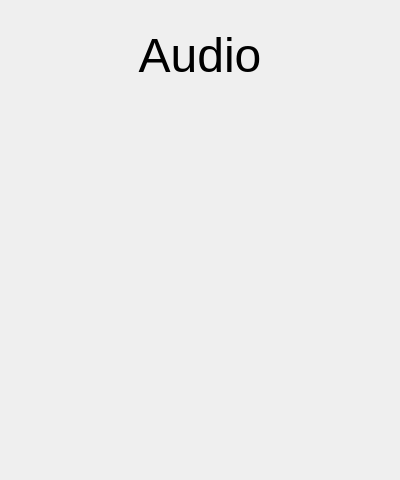
Above: JugendControllPanel/audio.ui from mvu/jugendprojekt before the change. Below: the same form after it.
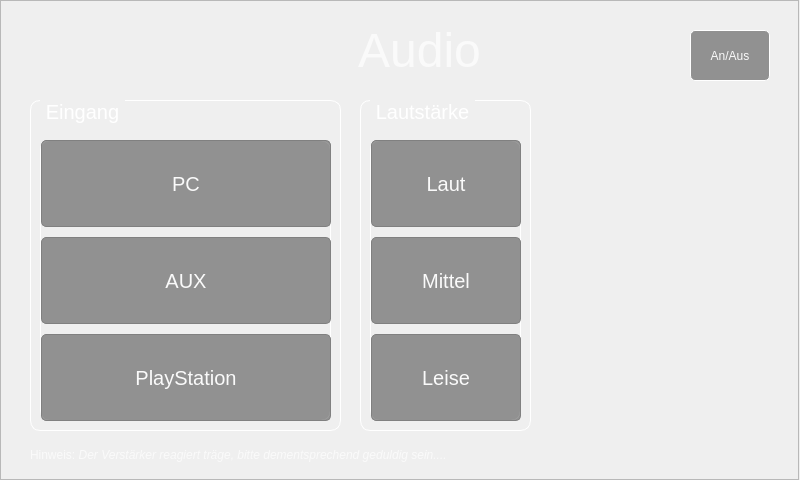
That is the form after the change. Icons and pictures are not drawn.

```diff
--- a/JugendControllPanel/audio.ui
+++ b/JugendControllPanel/audio.ui
@@ -6,20 +6,23 @@
    <rect>
     <x>0</x>
     <y>0</y>
-    <width>400</width>
+    <width>800</width>
     <height>480</height>
    </rect>
   </property>
   <property name="windowTitle">
    <string>Dialog</string>
   </property>
+  <property name="styleSheet">
+   <string notr="true">QGroupBox::title{subcontrol-origin:margin; left:10px; padding: 0 3px 0 3px;color:white;}</string>
+  </property>
   <widget class="QLabel" name="label">
    <property name="geometry">
     <rect>
-     <x>0</x>
-     <y>30</y>
-     <width>400</width>
-     <height>50</height>
+     <x>-1</x>
+     <y>20</y>
+     <width>841</width>
+     <height>61</height>
     </rect>
    </property>
    <property name="font">
@@ -27,13 +30,368 @@
      <pointsize>36</pointsize>
     </font>
    </property>
+   <property name="styleSheet">
+    <string notr="true">color:rgb(250,250,250);</string>
+   </property>
    <property name="text">
     <string>Audio</string>
    </property>
+   <property name="textFormat">
+    <enum>Qt::AutoText</enum>
+   </property>
    <property name="alignment">
     <set>Qt::AlignCenter</set>
    </property>
   </widget>
+  <widget class="QPushButton" name="pushButton_back">
+   <property name="geometry">
+    <rect>
+     <x>730</x>
+     <y>410</y>
+     <width>61</width>
+     <height>61</height>
+    </rect>
+   </property>
+   <property name="text">
+    <string/>
+   </property>
+   <property name="icon">
+    <iconset resource="bilder.qrc">
+     <normaloff>:/bilder/Icons/arrow_left_icon.png</normaloff>:/bilder/Icons/arrow_left_icon.png</iconset>
+   </property>
+   <property name="iconSize">
+    <size>
+     <width>50</width>
+     <height>50</height>
+    </size>
+   </property>
+   <property name="flat">
+    <bool>true</bool>
+   </property>
+  </widget>
+  <widget class="QPushButton" name="pushButton_OnOff">
+   <property name="geometry">
+    <rect>
+     <x>690</x>
+     <y>30</y>
+     <width>80</width>
+     <height>51</height>
+    </rect>
+   </property>
+   <property name="styleSheet">
+    <string notr="true">background-color:rgba(0,0,0,100);
+border:1px solid white;
+border-radius:5px;
+color:rgb(250,250,250);</string>
+   </property>
+   <property name="text">
+    <string>An/Aus</string>
+   </property>
+   <property name="checkable">
+    <bool>true</bool>
+   </property>
+   <property name="flat">
+    <bool>true</bool>
+   </property>
+  </widget>
+  <widget class="QFrame" name="frame">
+   <property name="geometry">
+    <rect>
+     <x>0</x>
+     <y>0</y>
+     <width>799</width>
+     <height>480</height>
+    </rect>
+   </property>
+   <property name="styleSheet">
+    <string notr="true">background-image: url(:/bilder/Icons/back_audio.jpg);</string>
+   </property>
+   <property name="frameShape">
+    <enum>QFrame::StyledPanel</enum>
+   </property>
+   <property name="frameShadow">
+    <enum>QFrame::Raised</enum>
+   </property>
+  </widget>
+  <widget class="QGroupBox" name="groupBox_2">
+   <property name="geometry">
+    <rect>
+     <x>30</x>
+     <y>100</y>
+     <width>311</width>
+     <height>331</height>
+    </rect>
+   </property>
+   <property name="styleSheet">
+    <string notr="true">margin-top:0.6em;
+border:1px solid white;
+border-radius:10px;
+font-size:20px;
+</string>
+   </property>
+   <property name="title">
+    <string>Eingang</string>
+   </property>
+   <widget class="QWidget" name="verticalLayoutWidget_2">
+    <property name="geometry">
+     <rect>
+      <x>10</x>
+      <y>40</y>
+      <width>291</width>
+      <height>281</height>
+     </rect>
+    </property>
+    <layout class="QVBoxLayout" name="verticalLayout_2" stretch="0,0,0">
+     <property name="spacing">
+      <number>10</number>
+     </property>
+     <property name="sizeConstraint">
+      <enum>QLayout::SetMinAndMaxSize</enum>
+     </property>
+     <property name="leftMargin">
+      <number>1</number>
+     </property>
+     <property name="topMargin">
+      <number>0</number>
+     </property>
+     <item>
+      <widget class="QPushButton" name="pushButtonPC">
+       <property name="sizePolicy">
+        <sizepolicy hsizetype="Expanding" vsizetype="Expanding">
+         <horstretch>0</horstretch>
+         <verstretch>0</verstretch>
+        </sizepolicy>
+       </property>
+       <property name="styleSheet">
+        <string notr="true">background-color:rgba(0,0,0,100);
+border:1px solid gray;
+margin-top:0;
+border-radius:5px;
+color:rgb(250,250,250);</string>
+       </property>
+       <property name="text">
+        <string>PC</string>
+       </property>
+       <property name="flat">
+        <bool>true</bool>
+       </property>
+      </widget>
+     </item>
+     <item>
+      <widget class="QPushButton" name="pushButtonAUX">
+       <property name="sizePolicy">
+        <sizepolicy hsizetype="Expanding" vsizetype="Expanding">
+         <horstretch>0</horstretch>
+         <verstretch>0</verstretch>
+        </sizepolicy>
+       </property>
+       <property name="styleSheet">
+        <string notr="true">background-color:rgba(0,0,0,100);
+border:1px solid gray;
+margin-top:0;
+border-radius:5px;
+color:rgb(250,250,250);</string>
+       </property>
+       <property name="text">
+        <string>AUX</string>
+       </property>
+       <property name="flat">
+        <bool>true</bool>
+       </property>
+      </widget>
+     </item>
+     <item>
+      <widget class="QPushButton" name="pushButtonPlaystation">
+       <property name="enabled">
+        <bool>true</bool>
+       </property>
+       <property name="sizePolicy">
+        <sizepolicy hsizetype="Expanding" vsizetype="Expanding">
+         <horstretch>0</horstretch>
+         <verstretch>0</verstretch>
+        </sizepolicy>
+       </property>
+       <property name="minimumSize">
+        <size>
+         <width>0</width>
+         <height>0</height>
+        </size>
+       </property>
+       <property name="styleSheet">
+        <string notr="true">background-color:rgba(0,0,0,100);
+border:1px solid gray;
+margin-top:0;
+border-radius:5px;
+color:rgb(250,250,250);</string>
+       </property>
+       <property name="text">
+        <string>PlayStation</string>
+       </property>
+       <property name="iconSize">
+        <size>
+         <width>16</width>
+         <height>16</height>
+        </size>
+       </property>
+       <property name="flat">
+        <bool>true</bool>
+       </property>
+      </widget>
+     </item>
+    </layout>
+   </widget>
+  </widget>
+  <widget class="QGroupBox" name="groupBox_3">
+   <property name="geometry">
+    <rect>
+     <x>360</x>
+     <y>100</y>
+     <width>171</width>
+     <height>331</height>
+    </rect>
+   </property>
+   <property name="styleSheet">
+    <string notr="true">margin-top:0.6em;
+border:1px solid white;
+border-radius:10px;
+font-size:20px;
+</string>
+   </property>
+   <property name="title">
+    <string>Lautstärke</string>
+   </property>
+   <widget class="QWidget" name="verticalLayoutWidget_3">
+    <property name="geometry">
+     <rect>
+      <x>10</x>
+      <y>40</y>
+      <width>151</width>
+      <height>281</height>
+     </rect>
+    </property>
+    <layout class="QVBoxLayout" name="verticalLayout_3" stretch="0,0,0">
+     <property name="spacing">
+      <number>10</number>
+     </property>
+     <property name="sizeConstraint">
+      <enum>QLayout::SetMinAndMaxSize</enum>
+     </property>
+     <property name="leftMargin">
+      <number>1</number>
+     </property>
+     <property name="topMargin">
+      <number>0</number>
+     </property>
+     <item>
+      <widget class="QPushButton" name="pushButtonLautstaerke_Laut">
+       <property name="sizePolicy">
+        <sizepolicy hsizetype="Expanding" vsizetype="Expanding">
+         <horstretch>0</horstretch>
+         <verstretch>0</verstretch>
+        </sizepolicy>
+       </property>
+       <property name="styleSheet">
+        <string notr="true">background-color:rgba(0,0,0,100);
+border:1px solid gray;
+margin-top:0;
+border-radius:5px;
+color:rgb(250,250,250);</string>
+       </property>
+       <property name="text">
+        <string>Laut</string>
+       </property>
+       <property name="flat">
+        <bool>true</bool>
+       </property>
+      </widget>
+     </item>
+     <item>
+      <widget class="QPushButton" name="pushButtonLautstaerke_Mittel">
+       <property name="sizePolicy">
+        <sizepolicy hsizetype="Expanding" vsizetype="Expanding">
+         <horstretch>0</horstretch>
+         <verstretch>0</verstretch>
+        </sizepolicy>
+       </property>
+       <property name="styleSheet">
+        <string notr="true">background-color:rgba(0,0,0,100);
+border:1px solid gray;
+margin-top:0;
+border-radius:5px;
+color:rgb(250,250,250);</string>
+       </property>
+       <property name="text">
+        <string>Mittel</string>
+       </property>
+       <property name="flat">
+        <bool>true</bool>
+       </property>
+      </widget>
+     </item>
+     <item>
+      <widget class="QPushButton" name="pushButtonLautstaerke_Leise">
+       <property name="enabled">
+        <bool>true</bool>
+       </property>
+       <property name="sizePolicy">
+        <sizepolicy hsizetype="Expanding" vsizetype="Expanding">
+         <horstretch>0</horstretch>
+         <verstretch>0</verstretch>
+        </sizepolicy>
+       </property>
+       <property name="minimumSize">
+        <size>
+         <width>0</width>
+         <height>0</height>
+        </size>
+       </property>
+       <property name="styleSheet">
+        <string notr="true">background-color:rgba(0,0,0,100);
+border:1px solid gray;
+margin-top:0;
+border-radius:5px;
+color:rgb(250,250,250);</string>
+       </property>
+       <property name="text">
+        <string>Leise</string>
+       </property>
+       <property name="iconSize">
+        <size>
+         <width>16</width>
+         <height>16</height>
+        </size>
+       </property>
+       <property name="flat">
+        <bool>true</bool>
+       </property>
+      </widget>
+     </item>
+    </layout>
+   </widget>
+  </widget>
+  <widget class="QLabel" name="label_2">
+   <property name="geometry">
+    <rect>
+     <x>30</x>
+     <y>445</y>
+     <width>501</width>
+     <height>21</height>
+    </rect>
+   </property>
+   <property name="styleSheet">
+    <string notr="true">color:rgb(250,250,250);</string>
+   </property>
+   <property name="text">
+    <string>&lt;html&gt;&lt;head/&gt;&lt;body&gt;&lt;p&gt;&lt;span style=&quot; font-size:9pt;&quot;&gt;Hinweis:&lt;/span&gt;&lt;span style=&quot; font-size:9pt; font-style:italic;&quot;&gt; Der Verstärker reagiert träge, bitte dementsprechend geduldig sein....&lt;/span&gt;&lt;/p&gt;&lt;/body&gt;&lt;/html&gt;</string>
+   </property>
+  </widget>
+  <zorder>frame</zorder>
+  <zorder>label</zorder>
+  <zorder>pushButton_OnOff</zorder>
+  <zorder>pushButton_back</zorder>
+  <zorder>groupBox_2</zorder>
+  <zorder>groupBox_3</zorder>
+  <zorder>label_2</zorder>
  </widget>
  <resources/>
  <connections/>
```
Left out of the diff: 4 changed lines with no effect on the pictures.
